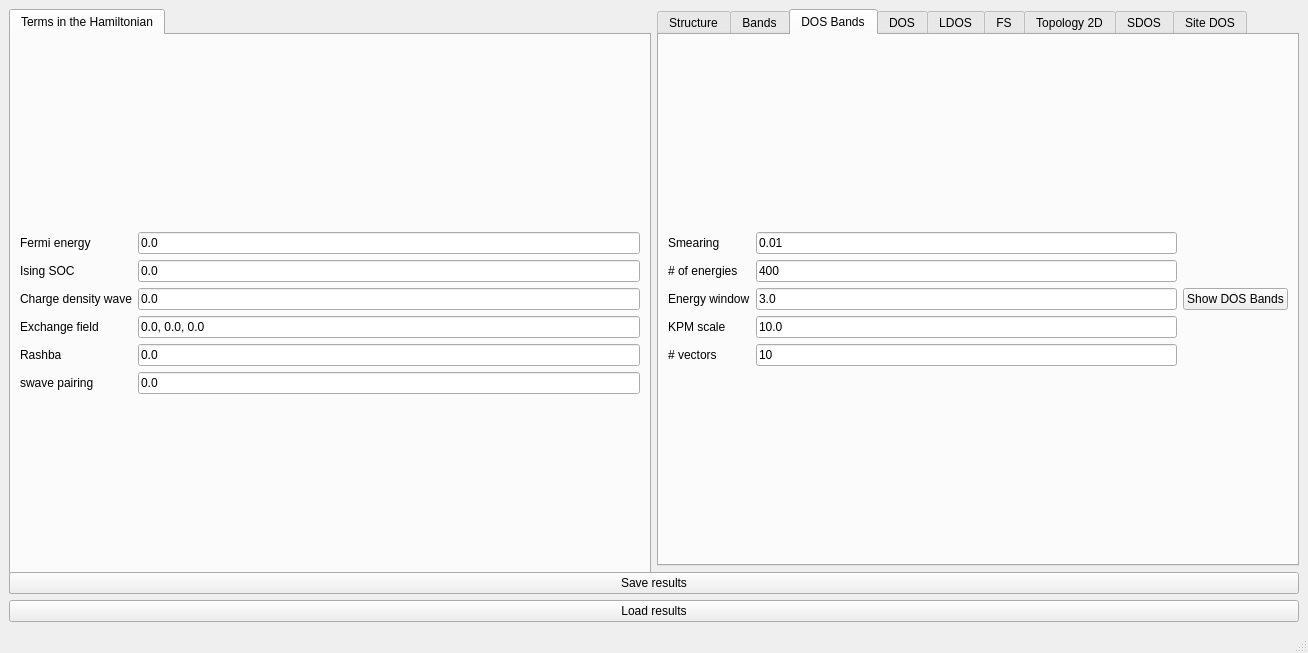
Qt form interface-pyqt/tmdc/interface.ui (joselado/quantum-lattice) before a commit.
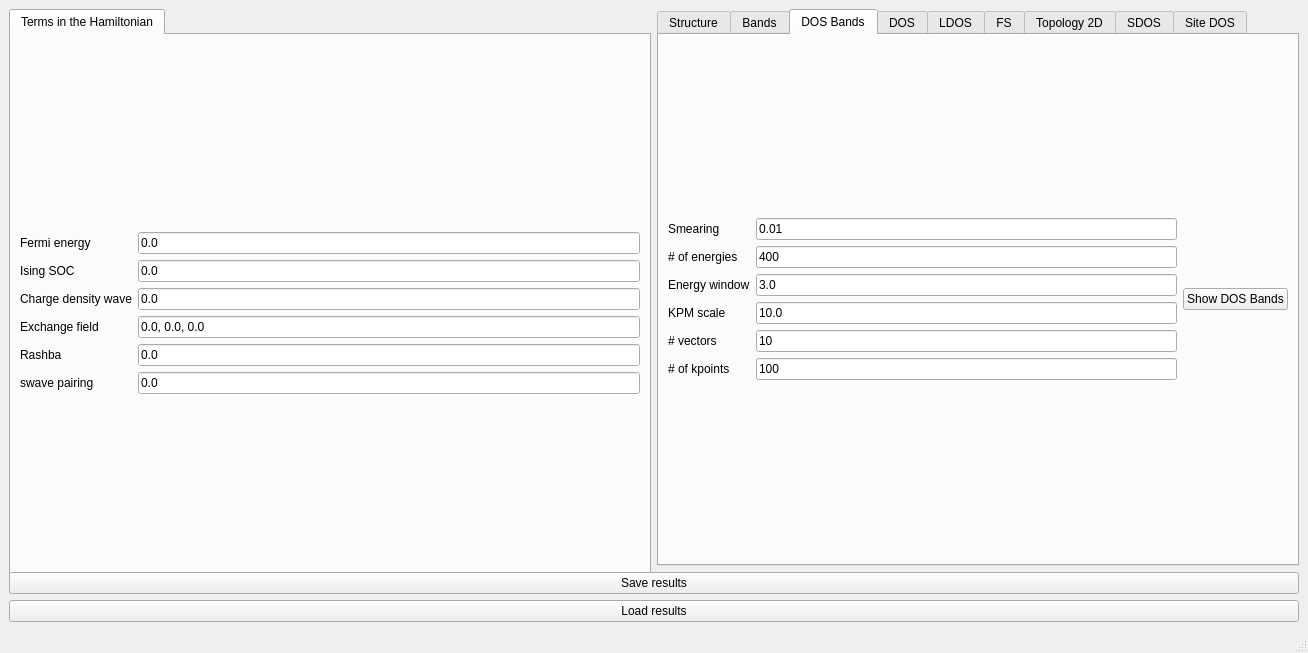
The same form after that commit. The open tabs and pages were chosen to show the change. Custom widgets are drawn as their Qt base class.

Commit message: Fix Hamiltonian-building and interface bugs found in a bug-hunt audit

Patch:
```diff
--- a/interface-pyqt/tmdc/interface.ui
+++ b/interface-pyqt/tmdc/interface.ui
@@ -340,6 +340,23 @@
             </property>
            </widget>
           </item>
+          <item row="5" column="0">
+           <widget class="BodyLabel" name="label_nk_kbands">
+            <property name="text">
+             <string># of kpoints</string>
+            </property>
+           </widget>
+          </item>
+          <item row="5" column="1">
+           <widget class="LineEdit" name="nk_kbands">
+            <property name="toolTip">
+             <string>Number of k-points used in the KDOS-resolved-along-bands calculation.</string>
+            </property>
+            <property name="text">
+             <string>100</string>
+            </property>
+           </widget>
+          </item>
          </layout>
         </item>
         <item row="0" column="1">
```
The commit also changes 25 other files.
